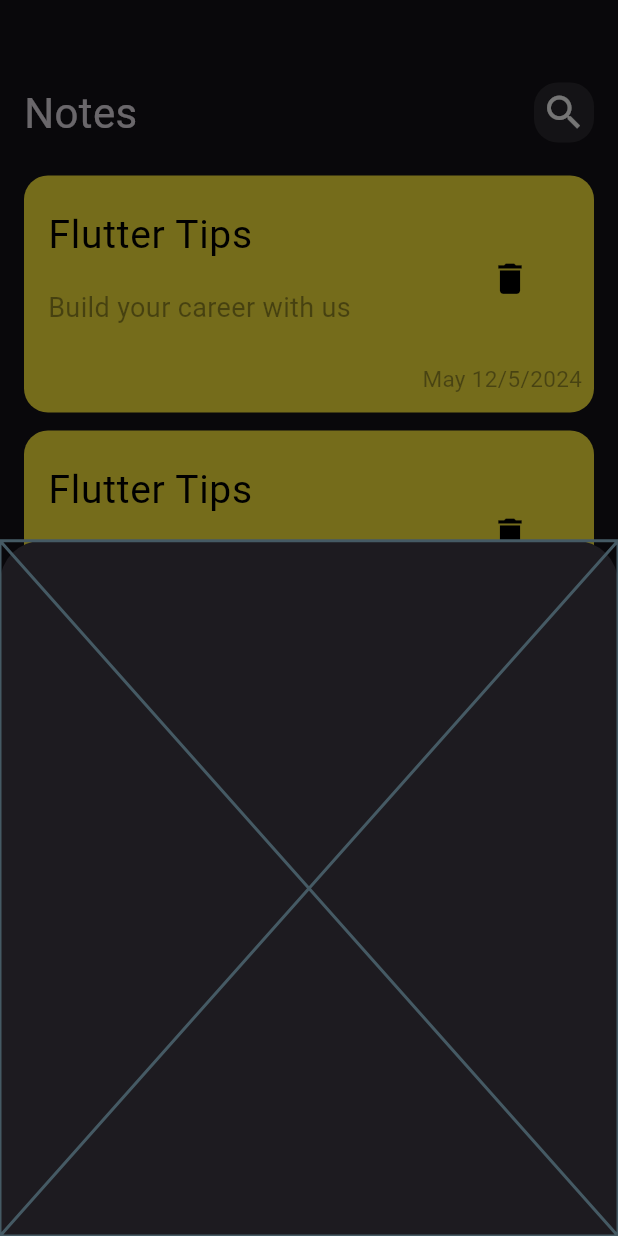
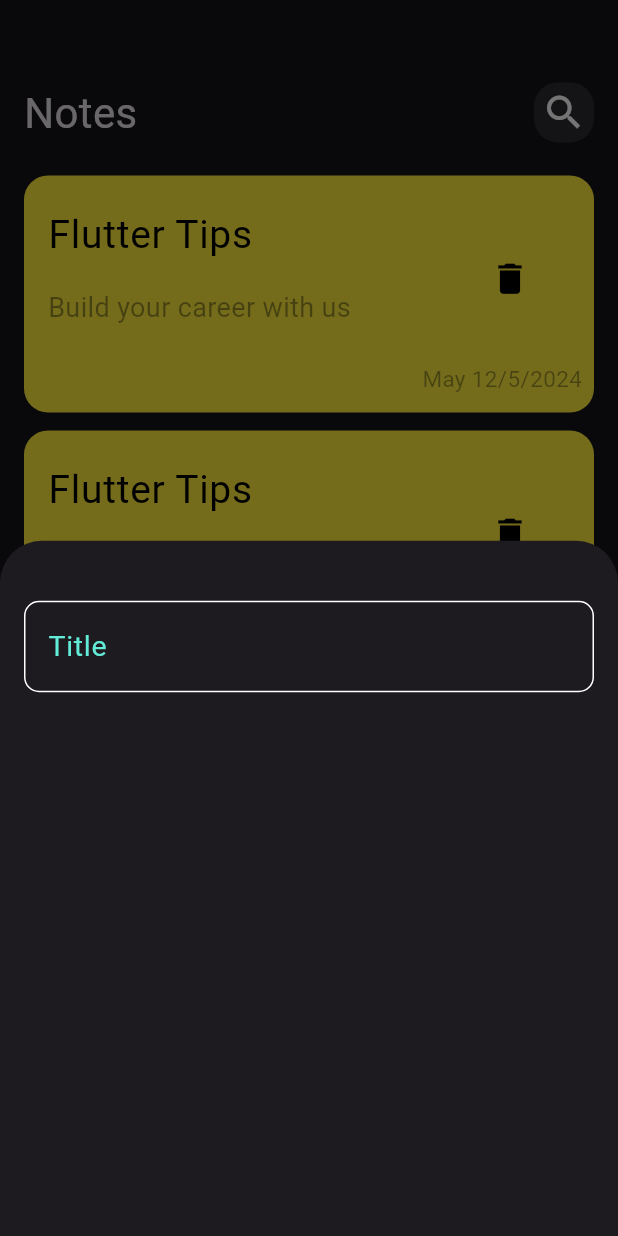
Before and after one commit to Hagar2003/Notes_App, a Flutter app: the screen it shows after launch, after a tap on the "add" icon, on a phone screen of 412 x 824 dp. Run offline on Flutter 3.47's test engine with Material 3 defaults, Android fonts, the phone set to English and light mode, and no system bars; Roboto replaces fonts that are missing (assets/Poppins-Regular.ttf).

Commit message:
custom text field with bottom sheet

```diff
--- a/lib/widgets/add_node_bottom_sheet.dart
+++ b/lib/widgets/add_node_bottom_sheet.dart
@@ -1,10 +1,21 @@
 import 'package:flutter/material.dart';
+import 'package:notes_app/widgets/custom_text_field.dart';
 
 class AddNode extends StatelessWidget {
   const AddNode({super.key});
 
   @override
   Widget build(BuildContext context) {
-    return const Placeholder();
+    return  Container(
+      decoration: BoxDecoration(
+      borderRadius: BorderRadius.circular(20)),
+      child:  Padding(
+        padding: const EdgeInsets.only( left: 16.0,right: 16),
+        child: Column(
+          children: [const SizedBox(height: 40,),
+            CustomTextField(hint :'Title')],
+        ),
+      ),
+    );
   }
 }
--- /dev/null
+++ b/lib/widgets/custom_text_field.dart
@@ -0,0 +1,26 @@
+import 'package:flutter/material.dart';
+
+// ignore: must_be_immutable
+class CustomTextField extends StatelessWidget {
+  CustomTextField({super.key, required this.hint});
+  String hint;
+
+  @override
+  Widget build(BuildContext context) {
+    return TextField(
+      //  onChanged: onChanged,
+      cursorColor: Color(0xff62ECD7),
+        decoration: InputDecoration(
+          border:  OutlineInputBorder(borderRadius: BorderRadius.circular(10),
+            borderSide: const BorderSide(color: Color(0xff62ECD7),),
+          ),
+          enabledBorder:  OutlineInputBorder(borderRadius: BorderRadius.circular(10),
+              borderSide: const BorderSide(color: Colors.white)),
+          hintText: hint,
+          focusedBorder: OutlineInputBorder(borderRadius: BorderRadius.circular(10),
+            borderSide: const BorderSide(color: Color(0xff62ECD7),),
+          ),
+        hintStyle: const TextStyle(color: Color(0xff62ECD7),fontSize: 19)),
+        );
+  }
+}
```
